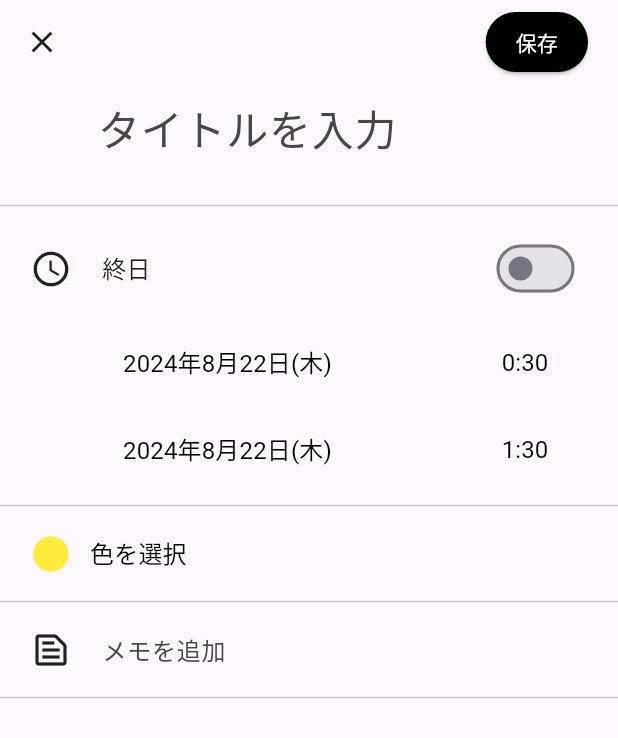
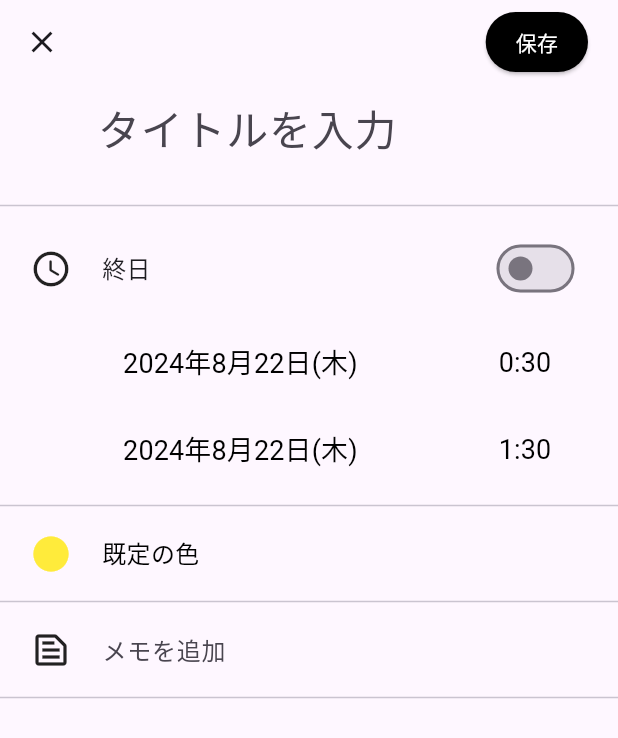
Before and after one commit to Ferret-Missle/CalendarApp, a Flutter app: the EventAddPage screen opened directly, on a phone screen of 412 x 824 dp. Shown: the top 738 px of the screen. Run offline on Flutter 3.47's test engine with Material 3 defaults, Android fonts, the phone set to English and light mode, and no system bars; our stand-ins replace table_calendar.

Commit message:
0816-0232
Signed-off-by: shosan <shosan.918@gmail.com>

```diff
--- a/lib/eventEdit.dart
+++ b/lib/eventEdit.dart
@@ -24,6 +24,7 @@ class _EventAddPageState extends State<EventAddPage> {
   }
 
   Color eventColor = Colors.yellow;
+  String colorName = '既定の色';
   Map<String, Color> colorPalette = {
     'トマト': Colors.red,
     'オレンジ': Colors.deepOrangeAccent,
@@ -35,7 +36,6 @@ class _EventAddPageState extends State<EventAddPage> {
     'ブドウ': Colors.purple,
     'グラファイト': Colors.grey,
   };
-
   void _pickColor() async {
     Color pickerColor = eventColor;
     await showDialog(
@@ -55,6 +55,7 @@ class _EventAddPageState extends State<EventAddPage> {
                   onTap: () {
                     setState(() {
                       eventColor = entry.value;
+                      colorName = entry.key;
                     });
                     Navigator.of(context).pop();
                   },
@@ -62,17 +63,6 @@ class _EventAddPageState extends State<EventAddPage> {
               }).toList(),
             ),
           ),
-          actions: [
-            TextButton(
-              child: Text('OK'),
-              onPressed: () {
-                setState(() {
-                  eventColor = pickerColor;
-                });
-                Navigator.of(context).pop();
-              },
-            ),
-          ],
         );
       },
     );
@@ -165,7 +155,7 @@ class _EventAddPageState extends State<EventAddPage> {
                   child: Text(
                     '2024年8月22日(木)',
                     style: TextStyle(
-                      fontSize: 16,
+                      fontSize: 18,
                       fontWeight: FontWeight.w400,
                       color: Colors.black,
                     ),
@@ -185,7 +175,7 @@ class _EventAddPageState extends State<EventAddPage> {
                     child: Text(
                       '0:30',
                       style: TextStyle(
-                        fontSize: 16,
+                        fontSize: 18,
                         fontWeight: FontWeight.w400,
                         color: Colors.black,
                       ),
@@ -204,7 +194,7 @@ class _EventAddPageState extends State<EventAddPage> {
                   child: Text(
                     '2024年8月22日(木)',
                     style: TextStyle(
-                      fontSize: 16,
+                      fontSize: 18,
                       fontWeight: FontWeight.w400,
                       color: Colors.black,
                     ),
@@ -222,7 +212,7 @@ class _EventAddPageState extends State<EventAddPage> {
                     child: Text(
                       '1:30',
                       style: TextStyle(
-                        fontSize: 16,
+                        fontSize: 18,
                         fontWeight: FontWeight.w400,
                         color: Colors.black,
                       ),
@@ -233,31 +223,33 @@ class _EventAddPageState extends State<EventAddPage> {
             ]),
           ),
           Divider(),
-          Row(
-            mainAxisAlignment: MainAxisAlignment.start,
+          GestureDetector(
+            onTap: _pickColor,
+            child: Container(
+              child: Row(
                 children: [
                   Padding(
-                padding: const EdgeInsets.only(left: 20),
+                    padding: const EdgeInsets.only(
+                        left: 20, right: 20, top: 10, bottom: 10),
                     child: Icon(
                       Icons.circle,
-                  color: Colors.yellow,
+                      color: eventColor,
                       size: 28,
                     ),
                   ),
-              Flexible(
-                child: TextButton(
+                  Expanded(
                     child: Text(
-                    '色を選択',
+                      // textAlign: TextAlign.left,
+                      colorName,
                       style: TextStyle(
                         fontSize: 16,
                         color: Colors.black,
                       ),
-                    textAlign: TextAlign.left,
-                  ),
-                  onPressed: _pickColor,
                     ),
                   ),
                 ],
+              ),
+            ),
           ),
           Divider(),
           Row(
```
Also changed, not shown: lib/main.dart (+16 -4 lines). Lines whose indentation alone changed are shown as unchanged.
